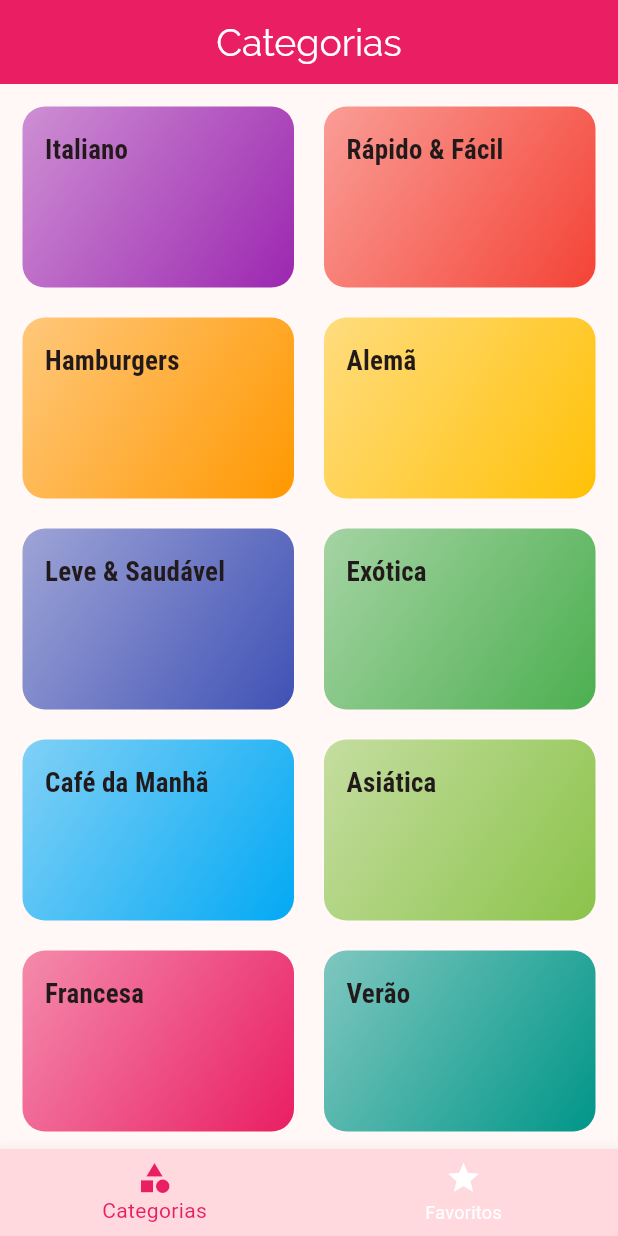
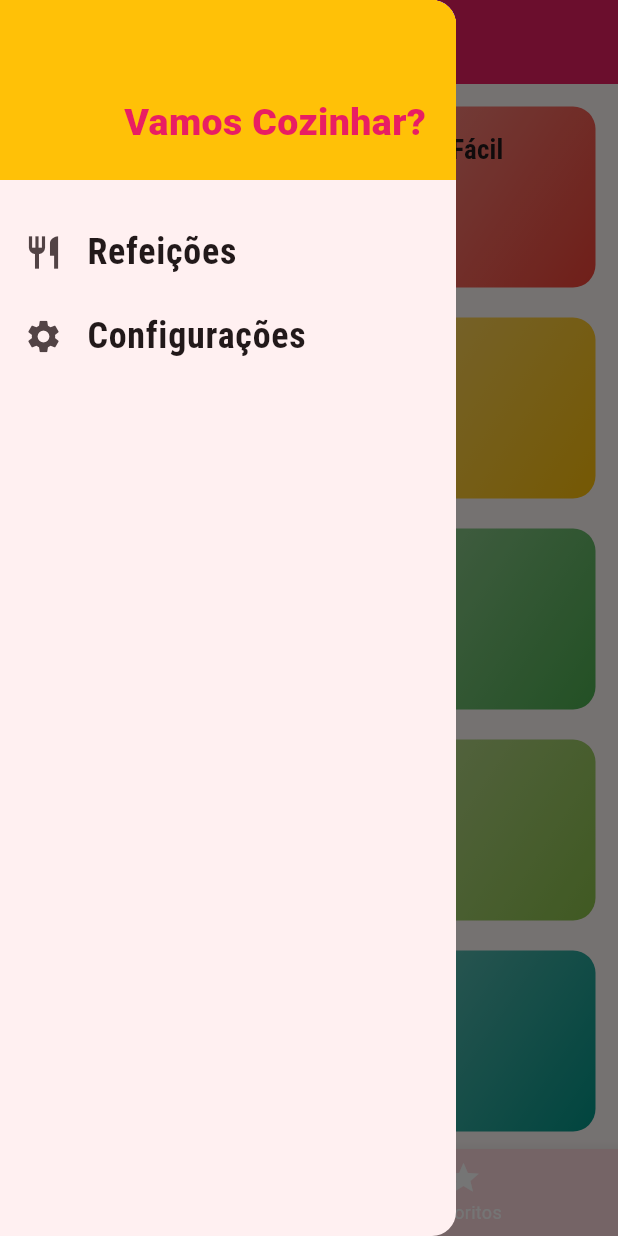
Before and after one commit to cleitonaraujo89/meals, a Flutter app: the screen it shows after launch, with the side drawer open (before the commit the screen has no drawer), on a phone screen of 412 x 824 dp. Run offline on Flutter 3.47's test engine with Material 3 defaults, Android fonts, the phone set to English and light mode, and no system bars.

Commit message:
criando o drawer

```diff
--- /dev/null
+++ b/lib/components/main_drawer.dart
@@ -0,0 +1,51 @@
+import 'package:flutter/material.dart';
+
+class MainDrawer extends StatelessWidget {
+  const MainDrawer({super.key});
+
+  Widget _createItem(IconData icon, String label) {
+    return ListTile(
+      leading: Icon(
+        icon,
+        size: 26,
+      ),
+      title: Text(
+        label,
+        style: TextStyle(
+          fontFamily: 'RobotoCondensed',
+          fontSize: 24,
+          fontWeight: FontWeight.bold,
+        ),
+      ),
+      onTap: () {},
+    );
+  }
+
+  @override
+  Widget build(BuildContext context) {
+    return Drawer(
+      child: Column(
+        children: [
+          Container(
+            height: 120,
+            width: double.infinity,
+            padding: EdgeInsets.all(20),
+            alignment: Alignment.bottomRight,
+            color: Theme.of(context).colorScheme.secondary,
+            child: Text(
+              'Vamos Cozinhar?',
+              style: TextStyle(
+                fontWeight: FontWeight.w900,
+                fontSize: 25,
+                color: Theme.of(context).colorScheme.primary,
+              ),
+            ),
+          ),
+          SizedBox(height: 20),
+          _createItem(Icons.restaurant, 'Refeições'),
+          _createItem(Icons.settings, 'Configurações'),
+        ],
+      ),
+    );
+  }
+}
--- a/lib/main.dart
+++ b/lib/main.dart
@@ -14,9 +14,10 @@ class MyApp extends StatelessWidget {
   Widget build(BuildContext context) {
     return MaterialApp(
       debugShowCheckedModeBanner: false,
-      title: 'Vamos Cozinhar?',
       theme: ThemeData(
-          colorSchemeSeed: Colors.pink,
+          //colorSchemeSeed: Colors.pink,
+          colorScheme: ColorScheme.fromSeed(seedColor: Colors.pink)
+              .copyWith(primary: Colors.pink, secondary: Colors.amber),
           fontFamily: 'Raleway',
           useMaterial3: true,
           canvasColor: Color.fromRGBO(255, 254, 229, 1),
@@ -38,7 +39,8 @@ class MyApp extends StatelessWidget {
           )),
       //home: CategoriesScreen(), // puxa direto da rota
       routes: {
-        AppRoutes.HOME: (ctx) => TabsScreen(), // pagina inicial é o controlador de abas
+        AppRoutes.HOME: (ctx) =>
+            TabsScreen(), // pagina inicial é o controlador de abas
         AppRoutes.CATEGORIES_MEALS: (ctx) => CategoriesMealsScreen(),
         AppRoutes.MEAL_DETAIL: (ctx) => MealDetailScreen(),
       },
--- a/lib/screens/tabs_screen.dart
+++ b/lib/screens/tabs_screen.dart
@@ -3,6 +3,7 @@
 import 'package:flutter/material.dart';
 import 'categories_screen.dart';
 import 'favorite_screen.dart';
+import '../components/main_drawer.dart';
 
 class TabsScreen extends StatefulWidget {
   const TabsScreen({super.key});
@@ -32,6 +33,8 @@ class _TabsScreenState extends State<TabsScreen> {
       appBar: AppBar(
         title: Text(_screens[_selectedScreenIndex]['title'] as String),
       ),
+      drawer: MainDrawer(),
+
       // no body temos a lista das telas que serão exibidas em cada aba
       body: _screens[_selectedScreenIndex]['screen'] as Widget,
       bottomNavigationBar: BottomNavigationBar(
```
